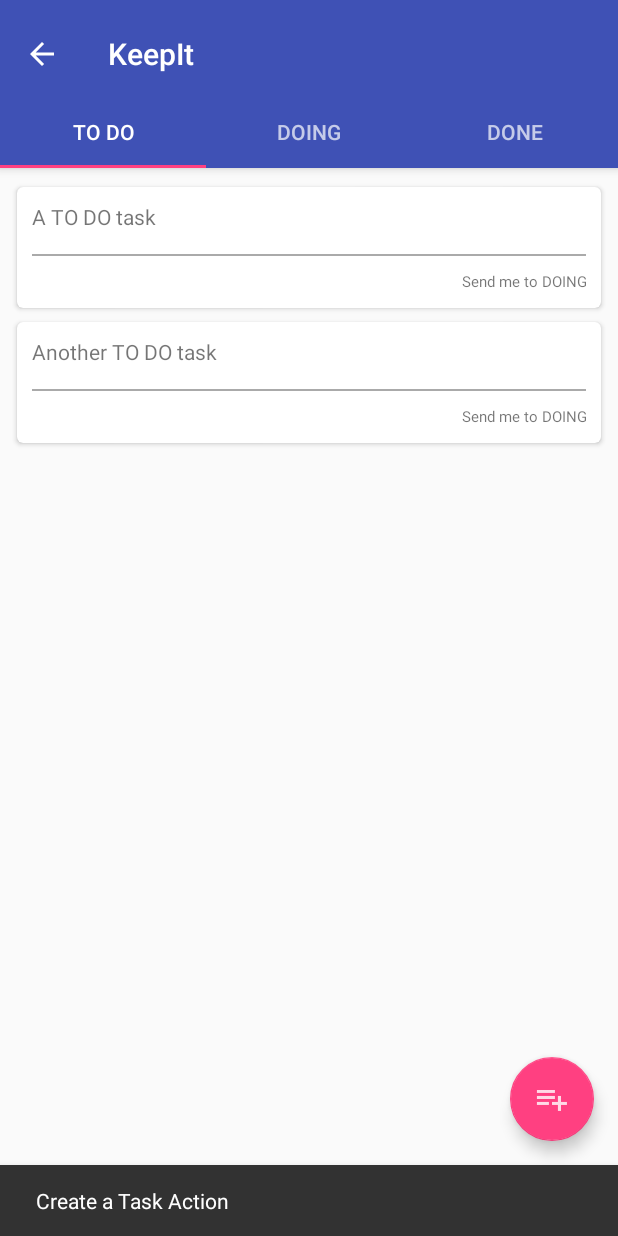
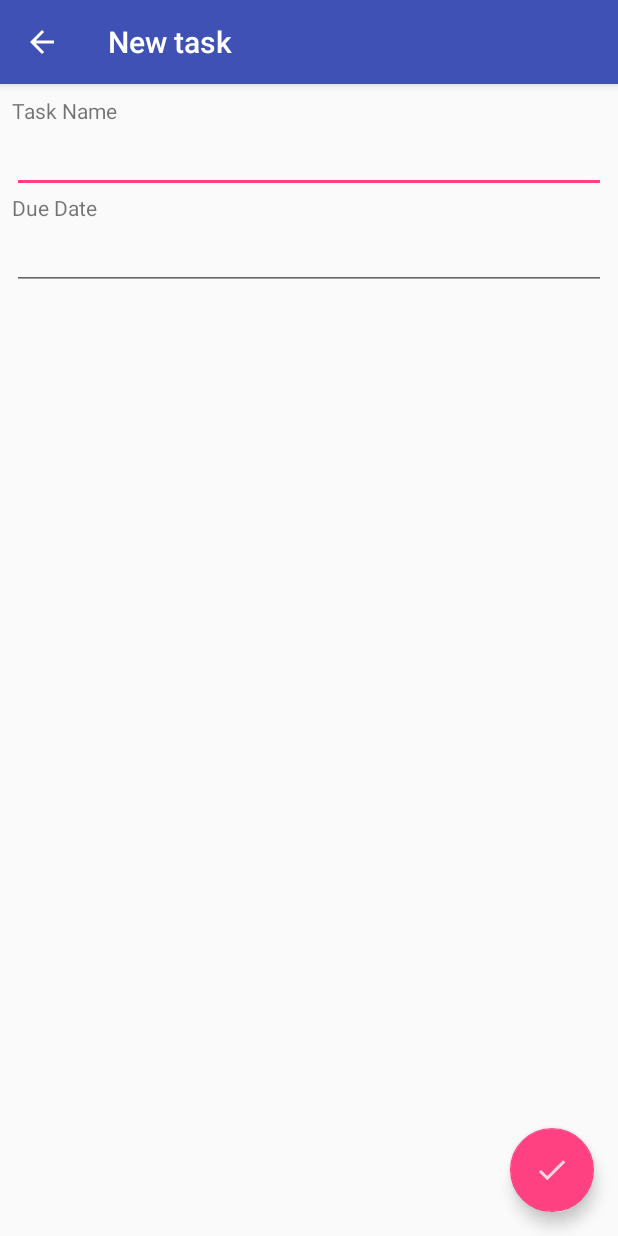
Before and after one commit to vschettino/KeepIt, an Android app: the MainActivity screen opened directly, with no data from a screen before it, after a tap on an icon or button, on a phone screen of 412 x 824 dp. Run offline under Robolectric (Android 15) with nearby library versions, the phone set to English and light mode, and no system bars; our stand-ins replace ButterKnife.

Commit message:
Updating modified files

```diff
--- a/app/src/main/AndroidManifest.xml
+++ b/app/src/main/AndroidManifest.xml
@@ -42,6 +42,10 @@
         <activity
             android:name=".views.ProjectCreateActivity"
             android:label="@string/title_activity_project_create"
+            android:theme="@style/AppTheme.NoActionBar" />
+        <activity
+            android:name=".views.TaskCreateActivity"
+            android:label="@string/title_activity_create_task"
             android:theme="@style/AppTheme.NoActionBar"></activity>
     </application>
 
--- a/app/src/main/java/com/rockinghorse/keepit/views/MainActivity.java
+++ b/app/src/main/java/com/rockinghorse/keepit/views/MainActivity.java
@@ -1,5 +1,7 @@
 package com.rockinghorse.keepit.views;
 
+import android.content.Context;
+import android.content.Intent;
 import android.support.design.widget.TabLayout;
 import android.support.design.widget.FloatingActionButton;
 import android.support.design.widget.Snackbar;
@@ -57,8 +59,10 @@ public class MainActivity extends AppCompatActivity {
         fab.setOnClickListener(new View.OnClickListener() {
             @Override
             public void onClick(View view) {
-                Snackbar.make(view, "Create a Task Action", Snackbar.LENGTH_LONG)
-                        .setAction("Action", null).show();
+                Context context = view.getContext();
+                Intent intent = new Intent(context, TaskCreateActivity.class);
+
+                context.startActivity(intent);
             }
         });
     }
--- a/app/src/main/java/com/rockinghorse/keepit/views/ProjectCreateActivity.java
+++ b/app/src/main/java/com/rockinghorse/keepit/views/ProjectCreateActivity.java
@@ -1,12 +1,10 @@
 package com.rockinghorse.keepit.views;
 
 import android.os.Bundle;
-import android.support.design.widget.FloatingActionButton;
-import android.support.design.widget.Snackbar;
+import android.support.design.widget.CollapsingToolbarLayout;
 import android.support.v7.app.AppCompatActivity;
 import android.support.v7.widget.Toolbar;
 import android.view.MenuItem;
-import android.view.View;
 
 import com.rockinghorse.keepit.R;
 
@@ -20,6 +18,7 @@ public class ProjectCreateActivity extends AppCompatActivity {
         setSupportActionBar(toolbar);
         if(getSupportActionBar() != null){
             getSupportActionBar().setDisplayHomeAsUpEnabled(true);
+            getSupportActionBar().setTitle("New project");
         }
     }
 
--- a/app/src/main/java/com/rockinghorse/keepit/views/TaskCreateActivity.java
+++ b/app/src/main/java/com/rockinghorse/keepit/views/TaskCreateActivity.java
@@ -1,10 +1,11 @@
 package com.rockinghorse.keepit.views;
-
 import android.os.Bundle;
+import android.support.design.widget.CollapsingToolbarLayout;
 import android.support.design.widget.FloatingActionButton;
 import android.support.design.widget.Snackbar;
 import android.support.v7.app.AppCompatActivity;
 import android.support.v7.widget.Toolbar;
+import android.view.MenuItem;
 import android.view.View;
 
 import com.rockinghorse.keepit.R;
@@ -14,9 +15,13 @@ public class TaskCreateActivity extends AppCompatActivity {
     @Override
     protected void onCreate(Bundle savedInstanceState) {
         super.onCreate(savedInstanceState);
-        setContentView(R.layout.activity_create_task);
+        setContentView(R.layout.activity_task_create);
         Toolbar toolbar = (Toolbar) findViewById(R.id.toolbar);
         setSupportActionBar(toolbar);
+        if(getSupportActionBar() != null){
+            getSupportActionBar().setDisplayHomeAsUpEnabled(true);
+            getSupportActionBar().setTitle("New task");
+        }
 
         FloatingActionButton fab = (FloatingActionButton) findViewById(R.id.fab);
         fab.setOnClickListener(new View.OnClickListener() {
@@ -28,4 +33,15 @@ public class TaskCreateActivity extends AppCompatActivity {
         });
     }
 
+
+    @Override
+    public boolean onOptionsItemSelected(MenuItem item) {
+        if(item.getItemId() == android.R.id.home){
+            onBackPressed();
+            return true;
+        }
+        return super.onOptionsItemSelected(item);
+    }
+
+
 }
--- a/app/src/main/res/layout/activity_task_create.xml
+++ b/app/src/main/res/layout/activity_task_create.xml
@@ -29,6 +29,7 @@
         android:layout_height="wrap_content"
         android:layout_gravity="bottom|end"
         android:layout_margin="@dimen/fab_margin"
-        app:srcCompat="@android:drawable/ic_dialog_email" />
+        app:srcCompat="@drawable/ic_done"
+        />
 
 </android.support.design.widget.CoordinatorLayout>
--- a/app/src/main/res/layout/content_task_create.xml
+++ b/app/src/main/res/layout/content_task_create.xml
@@ -11,6 +11,35 @@
     android:paddingTop="@dimen/activity_vertical_margin"
     app:layout_behavior="@string/appbar_scrolling_view_behavior"
     tools:context="com.rockinghorse.keepit.views.TaskCreateActivity"
-    tools:showIn="@layout/activity_create_task">
+    tools:showIn="@layout/activity_task_create">
 
+    <LinearLayout xmlns:android="http://schemas.android.com/apk/res/android"
+        xmlns:tools="http://schemas.android.com/tools"
+        android:layout_width="match_parent"
+        android:layout_height="match_parent"
+        android:orientation="vertical">
+
+        <TextView
+            android:id="@+id/txtTask"
+            android:layout_width="match_parent"
+            android:layout_height="wrap_content"
+            android:text="Task Name" />
+
+        <EditText
+            android:id="@+id/edtTask"
+            android:layout_width="match_parent"
+            android:layout_height="wrap_content" />
+
+        <TextView
+            android:id="@+id/txtDate"
+            android:layout_width="match_parent"
+            android:layout_height="wrap_content"
+            android:text="Due Date" />
+
+        <EditText
+            android:id="@+id/edtDate"
+            android:layout_width="match_parent"
+            android:layout_height="wrap_content"
+            android:inputType="date" />
+    </LinearLayout>
 </RelativeLayout>
--- a/app/src/main/res/values/strings.xml
+++ b/app/src/main/res/values/strings.xml
@@ -18,4 +18,5 @@
     <string name="title_project_detail">Project Detail</string>
     <string name="project_title">KeepIt</string>
     <string name="title_activity_project_create">ProjectCreateActivity</string>
+    <string name="title_activity_create_task">CreateTaskActivity</string>
 </resources>
```
Also changed, not shown: app/src/main/res/layout/activity_project_create.xml (+9 -0 lines).
